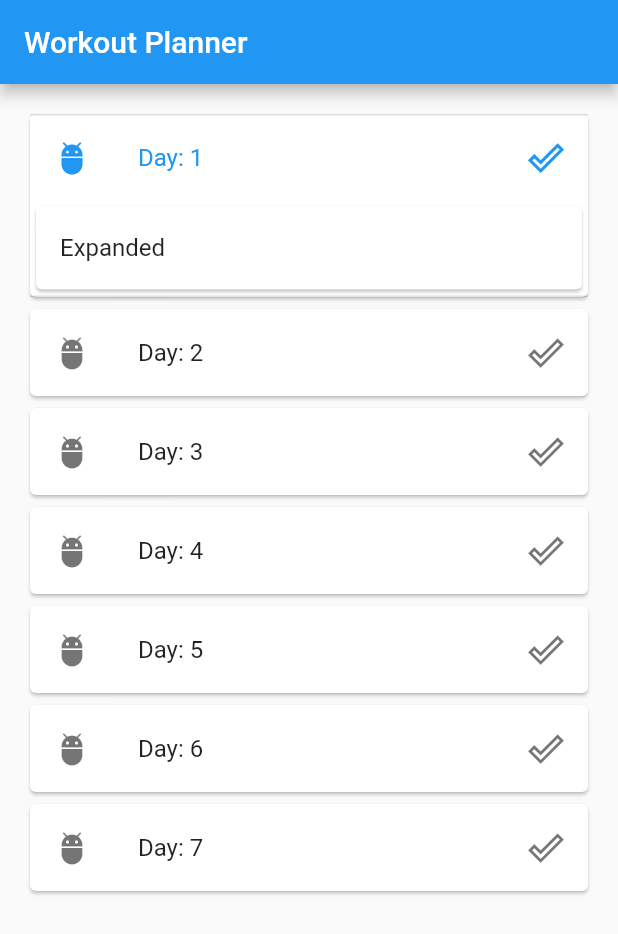
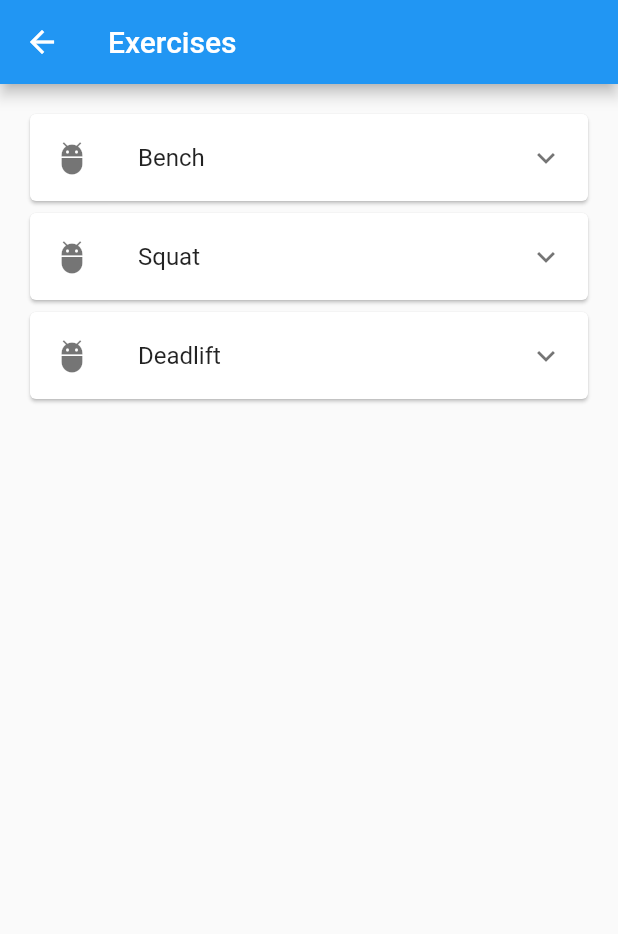
Before and after one commit to Seanst98/workout_planner, a Flutter app: the screen it shows after launch, after a tap on an icon or button, on a phone screen of 412 x 824 dp. Shown: the top 934 px of the screen. Run offline on Flutter 3.47's test engine with Material 2 defaults, Android fonts, the phone set to English and light mode, and no system bars.

Commit message:
Removed expansion tiles from day display, created a new screen when the day is clicked which displays the exercises which expands to show the sets and reps

```diff
--- a/lib/main.dart
+++ b/lib/main.dart
@@ -1,17 +1,17 @@
 import 'package:flutter/material.dart';
 
 void main() {
-  runApp(ExercisesPage());
+  runApp(ProgramPage());
 }
 
-class ExercisesPage extends StatefulWidget {
+class ProgramPage extends StatefulWidget {
   @override
   State<StatefulWidget> createState() {
-    return new ExercisesPageState();
+    return new ProgramPageState();
   }
 }
 
-class ExercisesPageState extends State<ExercisesPage> {
+class ProgramPageState extends State<ProgramPage> {
 
   @override
   Widget build(BuildContext context) {
@@ -21,14 +21,16 @@ class ExercisesPageState extends State<ExercisesPage> {
           title: new Text('Workout Planner'),
         ),
         body: new Center(
-          child: new ExercisePageCycle(),
+          child: new ProgramPageCycle(),
         )
       ),
     );
   }
 }
 
-class ExercisePageCycle extends StatelessWidget {
+class ProgramPageCycle extends StatelessWidget {
+
+  final exerciseList = ['Bench', 'Squat', 'Deadlift'];
 
   @override
   Widget build(BuildContext context) {
@@ -41,29 +43,73 @@ class ExercisePageCycle extends StatelessWidget {
           children: <Widget>[
             new GestureDetector(
 
+              onTap: () {
+                Navigator.of(context).push(
+                  new MaterialPageRoute<void>(
+                    builder: (BuildContext context) {
+                      return new Scaffold(
+                        appBar: AppBar(
+                          title: Text("Exercises"),
+                        ),
+
+                        body: Center(
+                          child: ListView.builder(
+                            padding: EdgeInsets.all(16.0),
+                            itemCount: 3,
+                            itemBuilder: (context, j) {
+                              return new Card(
+                                child: Column(
+                                  mainAxisSize: MainAxisSize.max,
+                                  children: <Widget>[
+                                    new ExpansionTile(
+                                      leading: Icon(Icons.adb),
+                                      title: Text(exerciseList[j]),
+
+                                      children: <Widget>[
+                                        Card(
+                                          child: Column(
+                                            mainAxisSize: MainAxisSize.max,
+                                            children: <Widget>[
+                                              new ListTile(
+                                                trailing: Icon(Icons.done_outline),
+                                                title: Text('3 Reps at 100kg'),
+                                              )
+                                            ],
+                                          ),
+                                        ),
+                                        Card(
+                                          child: Column(
+                                            mainAxisSize: MainAxisSize.max,
+                                            children: <Widget>[
+                                              new ListTile(
+                                                trailing: Icon(Icons.done_outline),
+                                                title: Text('5 Reps at 80kg'),
+                                              )
+                                            ],
+                                          ),
+                                        )
+                                      ],
+                                    )
+                                  ],
+                                ),
+                              );
+                            },
+                          ),
+                        ),
+                      );
+                    }
+                  )
+                );
+              },
+
               child: new Card(
                 child: Column(
                   mainAxisSize: MainAxisSize.min,
                   children: <Widget>[
-                    new ExpansionTile(
+                    new ListTile(
                       leading: Icon(Icons.adb),
                       title: Text('Day: ' + (i+1).toString()),
                       trailing: Icon(Icons.done_outline),
-
-                      children: <Widget>[
-
-                        new Card(
-                          child: Column(
-                            mainAxisSize: MainAxisSize.min,
-                            children: <Widget>[
-                              new ListTile(
-                                title: Text("Expanded"),
-                              )
-                            ],
-                          ),
-                        )
-
-                      ],
 
                     )
                   ],
```
Also changed, not shown: 1 other file.
